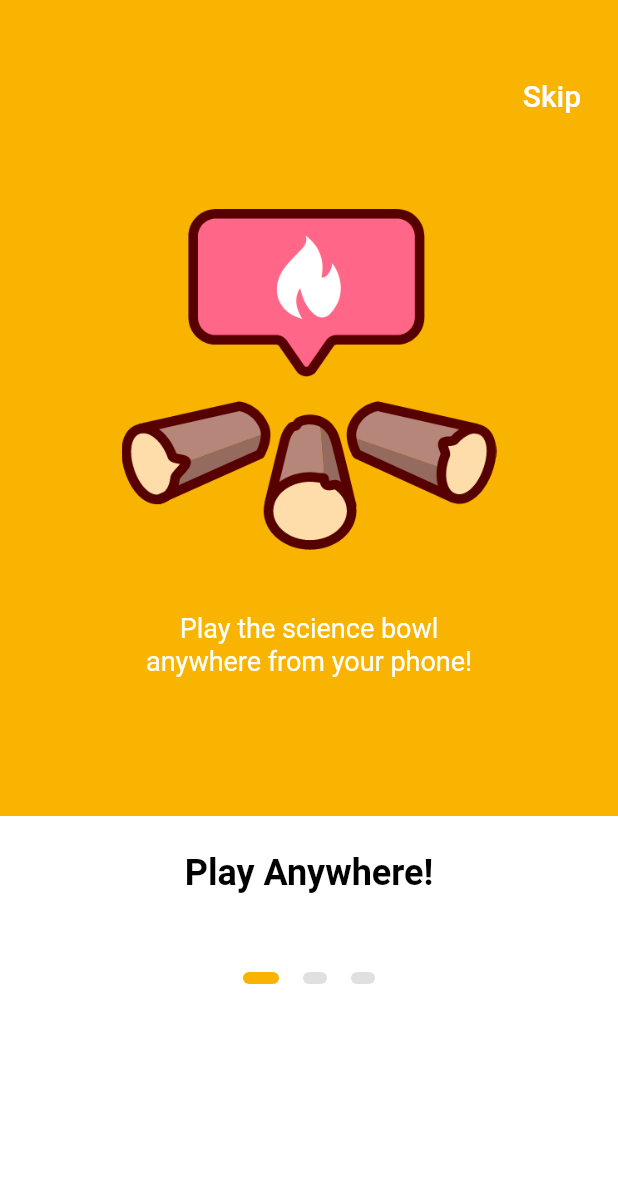
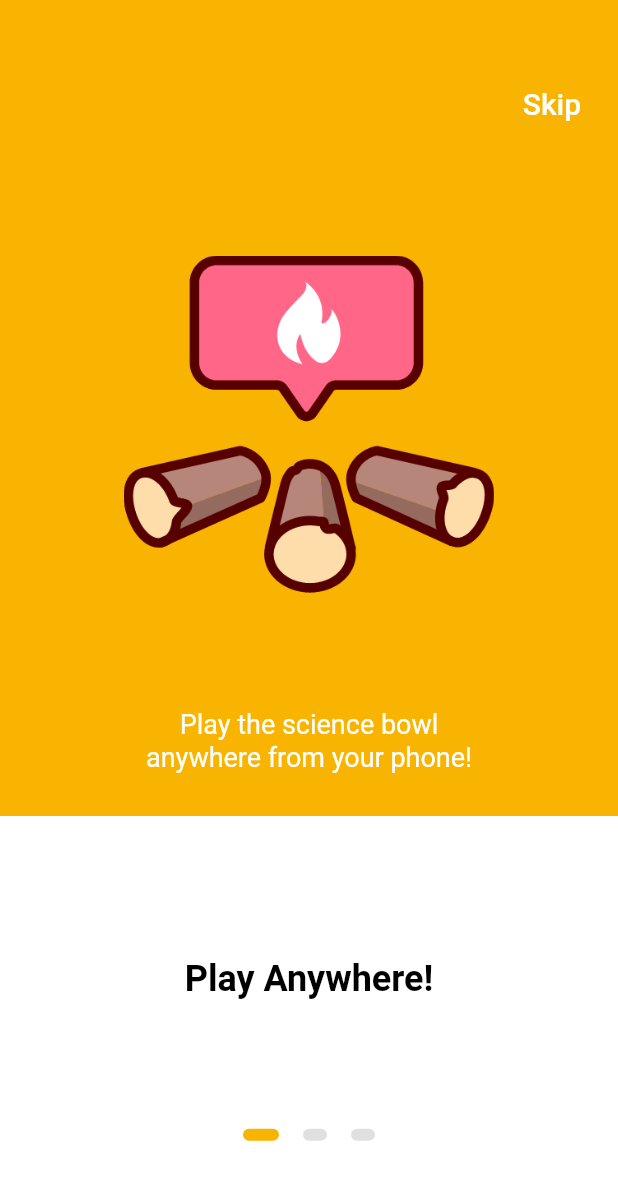
Before and after one commit to NomiPeaceMaker/Science_Bowl_Portable, a Flutter app: the screen it shows after launch, on a phone screen of 412 x 824 dp. Shown: the top 1180 px of the screen. Run offline on Flutter 3.47's test engine with Material 2 defaults, Android fonts, the phone set to English and light mode, and no system bars; our stand-ins replace firebase_auth, font_awesome_flutter, google_sign_in; missing offline and left inert: flutter_facebook_login; accounts and stored records are empty.

```diff
--- a/lib/screens/onboarding.dart
+++ b/lib/screens/onboarding.dart
@@ -1,6 +1,7 @@
 import 'package:flutter/material.dart';
 import 'package:flutter/services.dart';
 import 'package:sciencebowlportable/screens/login.dart';
+import 'package:sciencebowlportable/utilities/sizeConfig.dart';
 
 // Code inspired by https://github.com/MarcusNg/flutter_onboarding_ui/blob/master/lib/screens/onboarding_screen.dart
 
@@ -15,12 +16,11 @@ class _OnboardingScreenState extends State<OnboardingScreen> {
   int _currentPage = 0;
 
   final titleStyle = TextStyle(
-    color : Colors.black,
+    color: Colors.black,
     fontFamily: 'Roboto',
     fontWeight: FontWeight.bold,
     fontSize: 24.0,
     height: 1.5,
-
   );
 
   final subtitleStyle = TextStyle(
@@ -52,6 +52,7 @@ class _OnboardingScreenState extends State<OnboardingScreen> {
 
   @override
   Widget build(BuildContext context) {
+    SizeConfig().init(context);
     return Scaffold(
       body: AnnotatedRegion<SystemUiOverlayStyle>(
           value: SystemUiOverlayStyle.light,
@@ -62,20 +63,18 @@ class _OnboardingScreenState extends State<OnboardingScreen> {
                     begin: Alignment.topCenter,
                     end: Alignment.bottomCenter,
                     colors: [Color(0xFFF8B400), Colors.white],
-              stops: [0.66,0.66],
-            )
-          ),
+                    stops: [0.66, 0.66],
+                  )),
               child: Padding(
-            padding: EdgeInsets.symmetric(vertical: 40.0),
+                  padding: EdgeInsets.symmetric(
+                      vertical: SizeConfig.safeBlockVertical * 5.5),
                   child: Column(
                     crossAxisAlignment: CrossAxisAlignment.stretch,
                     children: <Widget>[
-
                       Container(
                         alignment: Alignment.centerRight,
                         child: FlatButton(
-                    onPressed: () =>
-                      Navigator.push(
+                          onPressed: () => Navigator.push(
                             context,
                             MaterialPageRoute(builder: (context) => Login()),
                           ),
@@ -89,7 +88,7 @@ class _OnboardingScreenState extends State<OnboardingScreen> {
                         ),
                       ),
                       Container(
-                  height: 560,
+                        height: SizeConfig.safeBlockVertical * 80,
                         child: PageView(
                           physics: ClampingScrollPhysics(),
                           controller: _pageController,
@@ -100,20 +99,26 @@ class _OnboardingScreenState extends State<OnboardingScreen> {
                           },
                           children: <Widget>[
                             Padding(
-                        padding: EdgeInsets.all(40.0),
+                                padding: EdgeInsets.symmetric(
+                                    vertical: SizeConfig.safeBlockVertical * 3,
+                                    horizontal:
+                                        SizeConfig.safeBlockHorizontal * 5),
                                 child: Column(
                                   crossAxisAlignment: CrossAxisAlignment.start,
                                   children: <Widget>[
                                     Center(
                                       child: Image(
                                         image: AssetImage(
-                                  'assets/onboarding0.png'
-                                ),
-                                height: 250,
-                                width: 250,
+                                            'assets/onboarding0.png'),
+                                        height:
+                                            SizeConfig.safeBlockVertical * 40,
+                                        width:
+                                            SizeConfig.safeBlockHorizontal * 60,
                                       ),
                                     ),
-                            SizedBox(height: 30.0),
+                                    SizedBox(
+                                        height:
+                                            SizeConfig.safeBlockVertical * 3),
                                     Center(
                                       child: Text(
                                         'Play the science bowl\nanywhere from your phone!',
@@ -121,7 +126,9 @@ class _OnboardingScreenState extends State<OnboardingScreen> {
                                         textAlign: TextAlign.center,
                                       ),
                                     ),
-                            SizedBox(height: 109.0),
+                                    SizedBox(
+                                        height:
+                                            SizeConfig.safeBlockVertical * 14),
                                     Center(
                                       child: Text(
                                         'Play Anywhere!',
@@ -129,10 +136,48 @@ class _OnboardingScreenState extends State<OnboardingScreen> {
                                         textAlign: TextAlign.center,
                                       ),
                                     ),
-
                                   ],
-                        )
+                                )),
+                            Padding(
+                                padding: EdgeInsets.symmetric(
+                                    vertical: SizeConfig.safeBlockVertical * 3,
+                                    horizontal:
+                                        SizeConfig.safeBlockHorizontal * 5),
+                                child: Column(
+                                  crossAxisAlignment: CrossAxisAlignment.start,
+                                  children: <Widget>[
+                                    Center(
+                                      child: Image(
+                                        image: AssetImage(
+                                            'assets/onboarding1.png'),
+                                        height:
+                                            SizeConfig.safeBlockVertical * 40,
+                                        width:
+                                            SizeConfig.safeBlockHorizontal * 60,
                                       ),
+                                    ),
+                                    SizedBox(
+                                        height:
+                                            SizeConfig.safeBlockVertical * 3),
+                                    Center(
+                                      child: Text(
+                                        'SBP makes rich statistics to\nhelp you improve your game!',
+                                        style: subtitleStyle,
+                                        textAlign: TextAlign.center,
+                                      ),
+                                    ),
+                                    SizedBox(
+                                        height:
+                                            SizeConfig.safeBlockVertical * 14),
+                                    Center(
+                                      child: Text(
+                                        'Improve Your Game!',
+                                        style: titleStyle,
+                                        textAlign: TextAlign.center,
+                                      ),
+                                    ),
+                                  ],
+                                )),
                             Padding(
                                 padding: EdgeInsets.all(40.0),
                                 child: Column(
@@ -141,74 +186,60 @@ class _OnboardingScreenState extends State<OnboardingScreen> {
                                     Center(
                                       child: Image(
                                         image: AssetImage(
-                                  'assets/onboarding1.png'
-                                ),
-                                height: 250,
-                                width: 250,
+                                            'assets/onboarding2.png'),
+                                        // height: 250,
+                                        // width: 250,
+                                        height:
+                                            SizeConfig.safeBlockVertical * 40,
+                                        width:
+                                            SizeConfig.safeBlockHorizontal * 60,
                                       ),
                                     ),
-                            SizedBox(height: 30.0),
+
+                                    SizedBox(height: SizeConfig.safeBlockVertical *2), // CHANGE THIS
+                                    Center(
+                                      child: ClipOval(
+                                        child: RaisedButton(
+                                          // shape: RoundedRectangleBorder(
+                                          //   borderRadius:
+                                          //       BorderRadius.circular(500.0),
+                                          // ),
+                                          elevation: 10.0,
+                                          shape: StadiumBorder(),
+                                          child: Icon(
+                                            Icons.play_arrow,
+                                            size: 40.0,
+                                            color: const Color(0xFFF8B400),
+                                          ),
+                                          // Text('▷',
+                                          //     style: TextStyle(
+                                          //         color:
+                                          //             const Color(0xFFF8B400),
+                                          //         fontSize: 30.0,
+                                          //         fontWeight: FontWeight.bold)),
+                                          color: Colors.white,
+                                          padding: new EdgeInsets.all(30.0),
+                                          onPressed: () {
+                                            Navigator.push(
+                                              context,
+                                              MaterialPageRoute(
+                                                  builder: (context) =>
+                                                      Login()),
+                                            );
+                                          },
+                                        ),
+                                      ),
+                                    ),
+                                    SizedBox(height: SizeConfig.safeBlockVertical * 3),
                                     Center(
                                       child: Text(
-                                'SBP makes rich statistics to\nhelp you improve your game!',
-                                style: subtitleStyle,
-                                textAlign: TextAlign.center,
-                              ),
-                            ),
-                            SizedBox(height: 109.0),
-                            Center(
-                              child: Text(
-                                'Improve Your Game!',
+                                        'Lets get Started!',
                                         style: titleStyle,
                                         textAlign: TextAlign.center,
                                       ),
                                     ),
-
                                   ],
-                        )
-                      ),
-                       Padding(
-                        padding: EdgeInsets.all(40.0),
-                        child: Column(
-                          crossAxisAlignment: CrossAxisAlignment.start,
-                          children: <Widget>[
-                            Center(
-                              child: Image(
-                                image: AssetImage(
-                                  'assets/onboarding2.png'
-                                ),
-                                height: 250,
-                                width: 250,
-                              ),
-                            ),
-                            SizedBox(height: 78.0),
-                            Center(
-                              child: Text(
-                                'Lets get Started!',
-                                style: subtitleStyle,
-                                textAlign: TextAlign.center,
-                              ),
-                            ),
-                            SizedBox(height: 40), // CHANGE THIS
-                            Center(
-                              child: RaisedButton(
-                    shape: RoundedRectangleBorder(
-                    borderRadius: BorderRadius.circular(500.0),
-                  ),
-                  child: Text('▷',style: TextStyle(color: const Color(0xFFF8B400),fontSize: 30.0, fontWeight: FontWeight.bold)),
-                  color: Colors.white,
-                  padding: new EdgeInsets.fromLTRB(20.0, 20.0, 20.0, 20.0),
-                  onPressed: (){
-                    Navigator.push(
-                    context,
-                    MaterialPageRoute(builder: (context) => Login()),
-                  );
-                  },
-                ),
-                            ),
-                          ],
-                        )
-                      )
+                                ))
                           ],
                         ),
                       ),
@@ -217,10 +248,7 @@ class _OnboardingScreenState extends State<OnboardingScreen> {
                         children: _buildPageIndicator(),
                       ),
                     ],
-            )
-          )
-        )
-      ),
+                  )))),
     );
   }
 }
--- /dev/null
+++ b/lib/utilities/sizeConfig.dart
@@ -0,0 +1,27 @@
+import 'package:flutter/widgets.dart';
+
+class SizeConfig {
+  static MediaQueryData _mediaQueryData;
+  static double screenWidth;
+  static double screenHeight;
+  static double blockSizeHorizontal;
+  static double blockSizeVertical;
+
+  static double _safeAreaHorizontal;
+  static double _safeAreaVertical;
+  static double safeBlockHorizontal;
+  static double safeBlockVertical;
+
+  void init(BuildContext context) {
+    _mediaQueryData = MediaQuery.of(context);
+    screenWidth = _mediaQueryData.size.width;
+    screenHeight = _mediaQueryData.size.height;
+    blockSizeHorizontal = screenWidth / 100;
+    blockSizeVertical = screenWidth / 100;
+
+    _safeAreaHorizontal = _mediaQueryData.padding.left + _mediaQueryData.padding.right;
+    _safeAreaVertical = _mediaQueryData.padding.top + _mediaQueryData.padding.bottom;
+    safeBlockHorizontal = (screenWidth - _safeAreaHorizontal) / 100;
+    safeBlockVertical = (screenHeight - _safeAreaVertical) / 100;
+  }
+}
```
Lines whose indentation alone changed are shown as unchanged.
